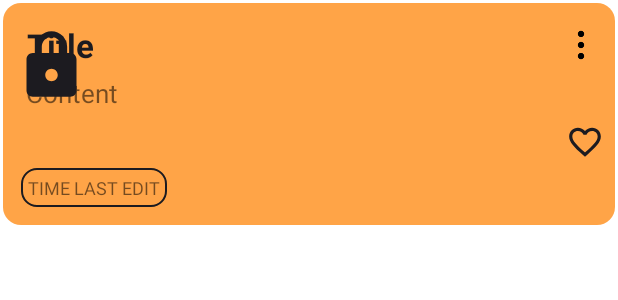
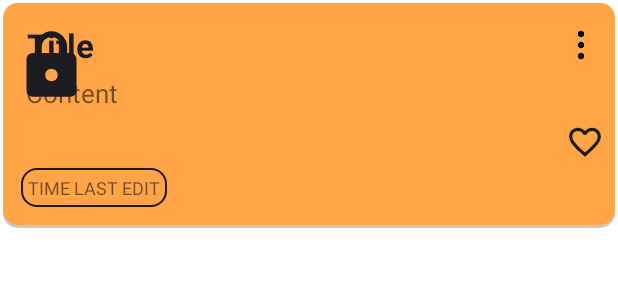
Before and after one commit to ngvtu/NoteApp, an Android app: the layout line_note.xml on its own in the app's theme, with its tools: preview values and no code run, on a phone screen of 412 x 824 dp. Shown: the top 300 px of the screen. Run offline under Robolectric (Android 15) with nearby library versions, the phone set to English and light mode, and no system bars.

Commit message:
update 11.11

```diff
--- a/app/src/main/res/layout/line_note.xml
+++ b/app/src/main/res/layout/line_note.xml
@@ -5,10 +5,7 @@
     android:layout_width="match_parent"
     android:layout_height="150dp"
     android:layout_margin="2dp"
-    android:background="@drawable/bg_border_clean"
-    android:backgroundTint="@color/orange">
-
-
+    android:background="@drawable/bg_orange">
 
     <TextView
         android:id="@+id/tvTitle"
```
Also changed, not shown: app/src/main/java/vietmobi/net/noteapp/adapter/NoteAdapter.java (+17 -14 lines).
